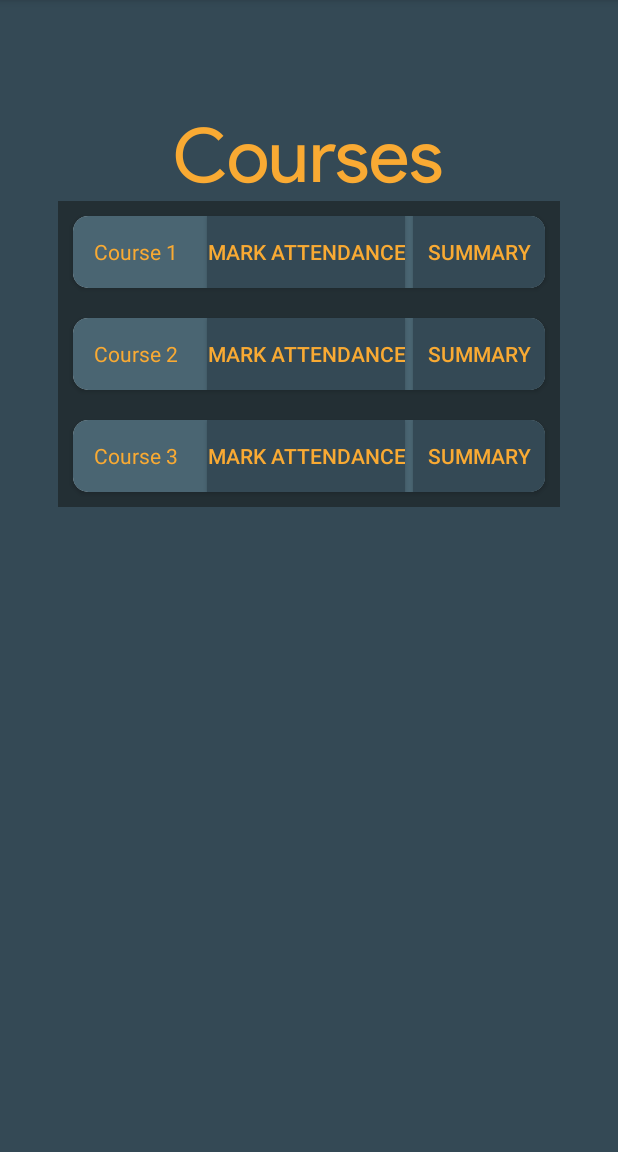
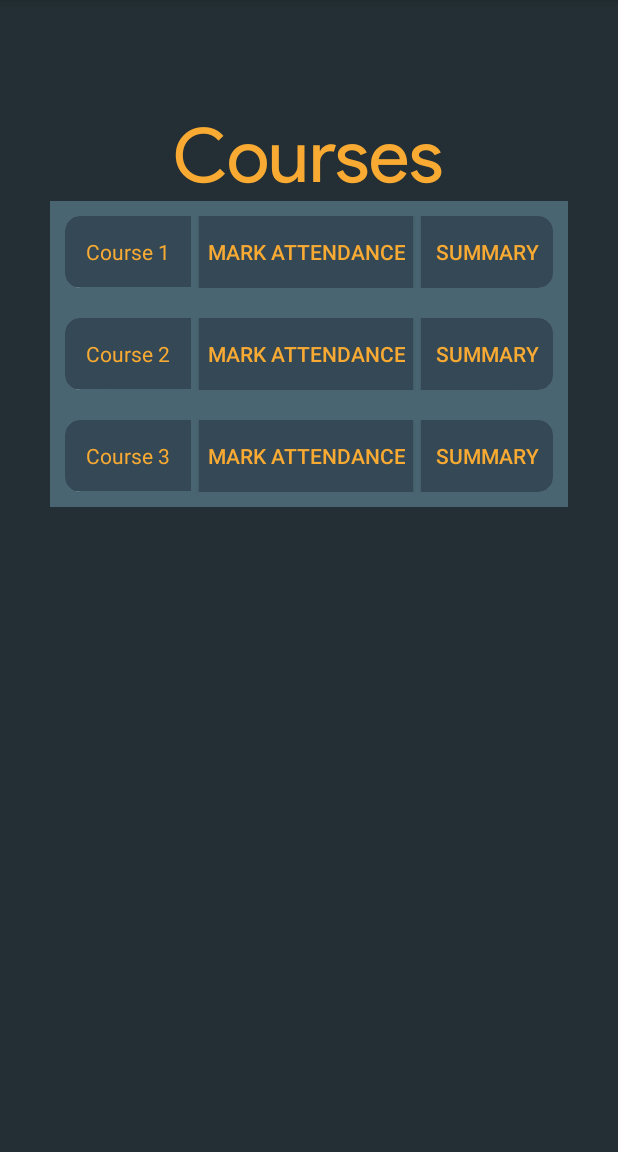
Before and after one commit to Git-Uzair/identino, an Android app: the Post_login screen opened directly, with no data from a screen before it, on a phone screen of 412 x 824 dp, the part 84-1236 px from its top. Run offline under Robolectric (Android 15) with nearby library versions, the phone set to English and light mode, and no system bars.

Commit message:
Layout changes in Course row

```diff
--- a/app/src/main/res/layout/activity_post_login.xml
+++ b/app/src/main/res/layout/activity_post_login.xml
@@ -4,7 +4,7 @@
     xmlns:tools="http://schemas.android.com/tools"
     android:layout_width="match_parent"
     android:layout_height="match_parent"
-    android:background="@color/basic_bg"
+    android:background="@color/bg_second"
     android:orientation="vertical"
     android:gravity="center_horizontal"
     tools:context=".Post_login">
--- a/app/src/main/res/layout/courses_layout.xml
+++ b/app/src/main/res/layout/courses_layout.xml
@@ -1,7 +1,7 @@
 <?xml version="1.0" encoding="utf-8"?>
 <LinearLayout xmlns:android="http://schemas.android.com/apk/res/android"
     xmlns:app="http://schemas.android.com/apk/res-auto"
-    android:background="@color/bg_second"
+    android:background="@color/theme_gray"
     android:orientation="vertical"
     android:layout_width="match_parent"
     android:layout_height="wrap_content">
@@ -28,6 +28,7 @@
                 android:text="Course1"
                 android:layout_width="wrap_content"
                 android:layout_height="wrap_content"
+                android:background="@color/basic_bg"
                 android:textColor="@color/orange"
                 android:padding="14dp"
                 android:layout_marginRight="5dp"
@@ -41,6 +42,7 @@
                 android:textColor="@color/orange"
                 android:layout_marginRight="5dp"
                 android:background="@color/basic_bg"
+                android:padding="5dp"
                 android:text="@string/mark_attendance"/>
             <Button
                 android:id="@+id/summary_courses_layout"
```
